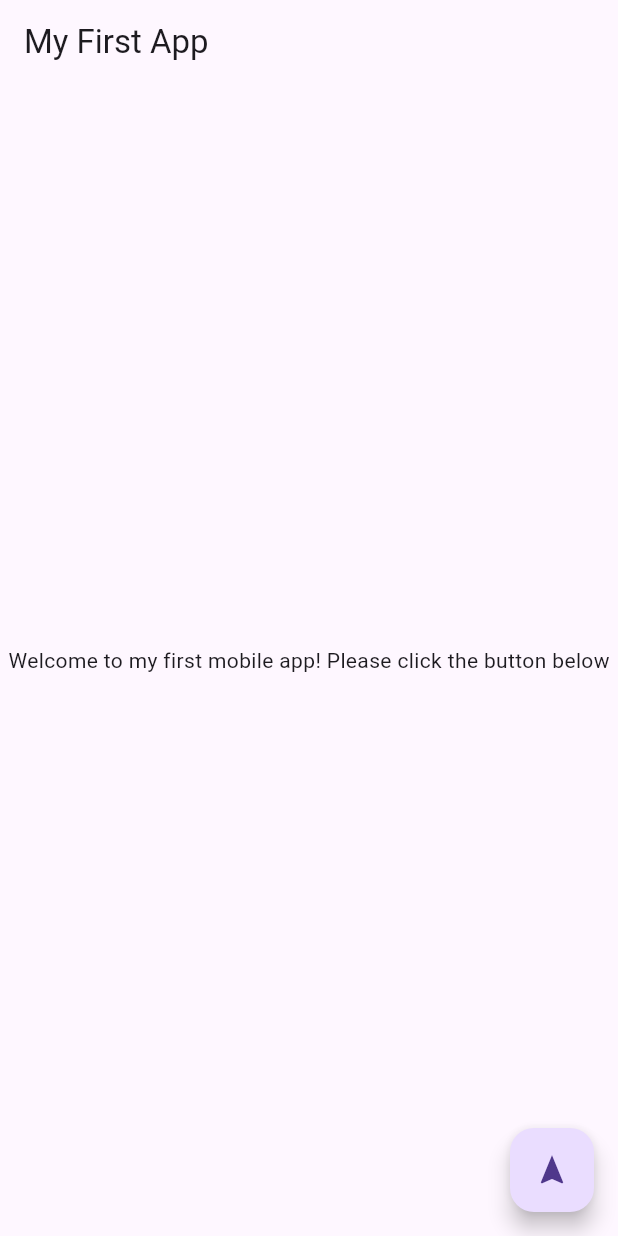
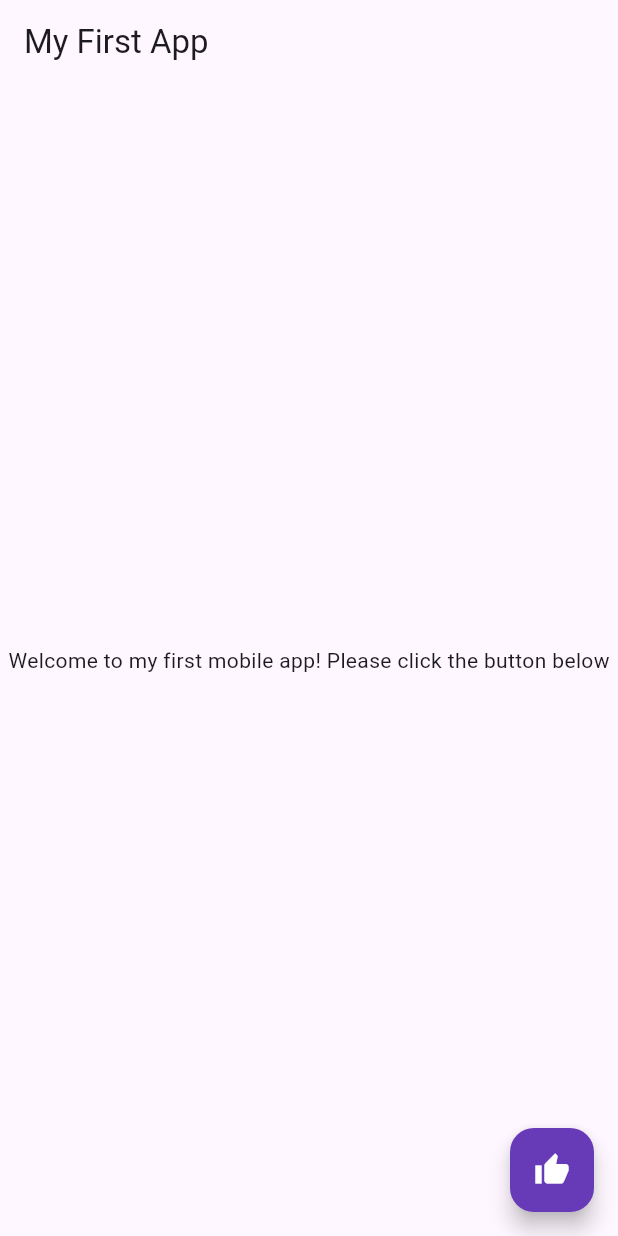
Before and after one commit to masterchieftkd12/my_first_app, a Flutter app: the screen it shows after launch, on a phone screen of 412 x 824 dp. Run offline on Flutter 3.47's test engine with Material 3 defaults, Android fonts, the phone set to English and light mode, and no system bars.

Commit message:
Customize button colors, hover color, and icon

```diff
--- a/lib/main.dart
+++ b/lib/main.dart
@@ -21,7 +21,10 @@ class MyApp extends StatelessWidget {
           onPressed: () {
             // Add your onPressed code here!
           },
-          child: const Icon(Icons.navigation),
+          foregroundColor: Colors.white,
+          backgroundColor: Colors.deepPurple,
+          hoverColor: Colors.amber,
+          child: const Icon(Icons.thumb_up),
         ),
       ),
     );
```
